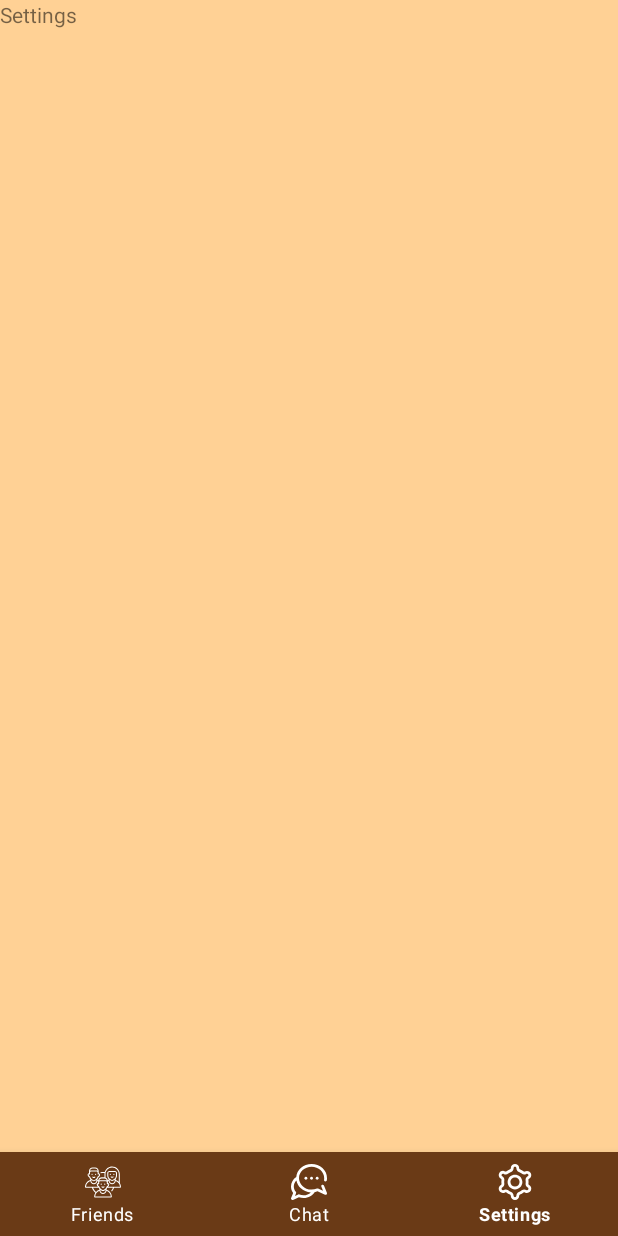
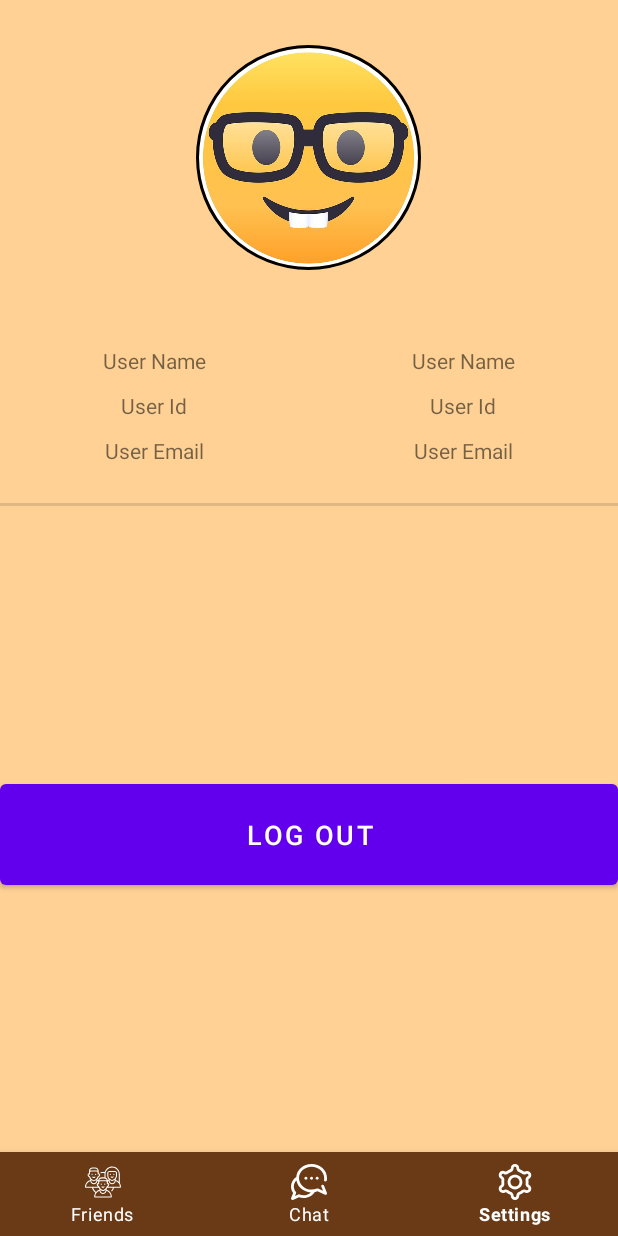
Before and after one commit to Bmeimei/comp-3717-project-woochat, an Android app: the screen it shows after launch once a user with an empty profile is signed in (MainActivity), item 3 of the bottom bar chosen, on a phone screen of 412 x 824 dp. Run offline under Robolectric (Android 15) with nearby library versions, the phone set to English and light mode, and no system bars; our stand-ins replace CircleImageView, Firebase (no records; nobody signed in at launch, a user with empty details on screens opened directly).

Commit message:
add setting page and implement log out method

```diff
--- a/app/build.gradle
+++ b/app/build.gradle
@@ -41,4 +41,5 @@ dependencies {
     testImplementation 'junit:junit:4.+'
     androidTestImplementation 'androidx.test.ext:junit:1.1.2'
     androidTestImplementation 'androidx.test.espresso:espresso-core:3.3.0'
+    implementation 'de.hdodenhof:circleimageview:3.1.0'
 }
--- a/app/src/main/java/com/example/woochat/User.java
+++ b/app/src/main/java/com/example/woochat/User.java
@@ -11,5 +11,5 @@ public class User {
         this.name = name;
     }
 
-    public User() {};
+    public User() {}
 }
--- a/app/src/main/java/com/example/woochat/fragments/SettingsFragment.java
+++ b/app/src/main/java/com/example/woochat/fragments/SettingsFragment.java
@@ -1,5 +1,6 @@
 package com.example.woochat.fragments;
 
+import android.content.Intent;
 import android.os.Bundle;
 
 import androidx.fragment.app.Fragment;
@@ -7,8 +8,13 @@ import androidx.fragment.app.Fragment;
 import android.view.LayoutInflater;
 import android.view.View;
 import android.view.ViewGroup;
+import android.widget.Button;
+import android.widget.Toast;
 
+import com.example.woochat.Landing;
+import com.example.woochat.MainActivity;
 import com.example.woochat.R;
+import com.google.firebase.auth.FirebaseAuth;
 
 /**
  * A simple {@link Fragment} subclass.
@@ -17,50 +23,47 @@ import com.example.woochat.R;
  */
 public class SettingsFragment extends Fragment {
 
-    // TODO: Rename parameter arguments, choose names that match
-    // the fragment initialization parameters, e.g. ARG_ITEM_NUMBER
-    private static final String ARG_PARAM1 = "param1";
-    private static final String ARG_PARAM2 = "param2";
-
-    // TODO: Rename and change types of parameters
-    private String mParam1;
-    private String mParam2;
+    FirebaseAuth firebaseAuth;
+    Button logoutButton;
 
     public SettingsFragment() {
-        // Required empty public constructor
+
     }
 
     /**
      * Use this factory method to create a new instance of
      * this fragment using the provided parameters.
-     *
-     * @param param1 Parameter 1.
-     * @param param2 Parameter 2.
+
      * @return A new instance of fragment SettingsFragment.
      */
     // TODO: Rename and change types and number of parameters
-    public static SettingsFragment newInstance(String param1, String param2) {
+    public static SettingsFragment newInstance() {
         SettingsFragment fragment = new SettingsFragment();
-        Bundle args = new Bundle();
-        args.putString(ARG_PARAM1, param1);
-        args.putString(ARG_PARAM2, param2);
-        fragment.setArguments(args);
+
         return fragment;
     }
 
     @Override
     public void onCreate(Bundle savedInstanceState) {
         super.onCreate(savedInstanceState);
-        if (getArguments() != null) {
-            mParam1 = getArguments().getString(ARG_PARAM1);
-            mParam2 = getArguments().getString(ARG_PARAM2);
-        }
+
+        firebaseAuth = FirebaseAuth.getInstance();
     }
 
     @Override
     public View onCreateView(LayoutInflater inflater, ViewGroup container,
                              Bundle savedInstanceState) {
-        // Inflate the layout for this fragment
-        return inflater.inflate(R.layout.fragment_settings, container, false);
+        View view = inflater.inflate(R.layout.fragment_settings, container, false);
+        logoutButton = view.findViewById(R.id.logout_button);
+        logoutButton.setOnClickListener(v -> logout());
+
+        return view;
+    }
+
+    public void logout() {
+        firebaseAuth.signOut();
+        Intent intent = new Intent(getContext(), Landing.class);
+        Toast.makeText(getContext(), "Successfully Log Out!", Toast.LENGTH_LONG).show();
+        startActivity(intent);
     }
 }
--- a/app/src/main/res/layout/fragment_settings.xml
+++ b/app/src/main/res/layout/fragment_settings.xml
@@ -1,5 +1,6 @@
 <?xml version="1.0" encoding="utf-8"?>
 <FrameLayout xmlns:android="http://schemas.android.com/apk/res/android"
+    xmlns:app="http://schemas.android.com/apk/res-auto"
     xmlns:tools="http://schemas.android.com/tools"
     android:layout_width="match_parent"
     android:layout_height="match_parent"
@@ -8,10 +9,119 @@
     <RelativeLayout
         android:layout_width="match_parent"
         android:layout_height="match_parent">
-        <TextView
+
+        <de.hdodenhof.circleimageview.CircleImageView
+            android:id="@+id/profile_image"
+            android:layout_width="150dp"
+            android:layout_height="150dp"
+            android:layout_marginTop="30dp"
+            android:src="@drawable/friend_image"
+            app:civ_border_color="#FF000000"
+            android:layout_centerHorizontal="true"
+            app:civ_border_width="2dp" />
+
+        <GridLayout
+            android:id="@+id/setting_gridLayout"
+            android:layout_width="match_parent"
+            android:layout_height="wrap_content"
+            android:layout_below="@+id/profile_image"
+            android:layout_marginTop="41dp"
+            android:gravity="center"
+            android:orientation="horizontal"
+            android:useDefaultMargins="true">
+
+            <LinearLayout
+                android:layout_width="wrap_content"
+                android:layout_height="match_parent"
+                android:layout_row="0"
+                android:layout_column="0"
+                android:layout_columnWeight="1"
+                android:orientation="vertical">
+
+                <TextView
+                    android:id="@+id/userName_label"
+                    android:layout_width="match_parent"
+                    android:layout_height="wrap_content"
+                    android:paddingVertical="5dp"
+                    android:text="@string/user_name"
+                    android:textAlignment="center" />
+
+                <TextView
+                    android:id="@+id/userId_label"
+                    android:layout_width="match_parent"
+                    android:layout_height="wrap_content"
+                    android:paddingVertical="5dp"
+                    android:text="@string/user_id"
+                    android:textAlignment="center" />
+
+                <TextView
+                    android:id="@+id/userEmail_label"
+                    android:layout_width="match_parent"
+                    android:layout_height="wrap_content"
+                    android:paddingVertical="5dp"
+                    android:text="@string/user_email"
+                    android:textAlignment="center" />
+            </LinearLayout>
+
+            <LinearLayout
+                android:layout_width="wrap_content"
+                android:layout_height="match_parent"
+                android:layout_columnWeight="1"
+                android:orientation="vertical">
+
+                <TextView
+                    android:id="@+id/userName_textView"
+                    android:layout_width="match_parent"
+                    android:layout_height="wrap_content"
+                    android:paddingVertical="5dp"
+                    android:text="@string/user_name"
+                    android:textAlignment="center" />
+
+                <TextView
+                    android:id="@+id/userId_textView"
+                    android:layout_width="match_parent"
+                    android:layout_height="wrap_content"
+                    android:paddingVertical="5dp"
+                    android:text="@string/user_id"
+                    android:textAlignment="center" />
+
+                <TextView
+                    android:id="@+id/userEmail_textView"
+                    android:layout_width="match_parent"
+                    android:layout_height="wrap_content"
+                    android:paddingVertical="5dp"
+                    android:textAlignment="center"
+                    android:text="@string/user_email" />
+            </LinearLayout>
+
+        </GridLayout>
+
+        <View
+            android:id="@+id/setting_divider"
+            android:layout_width="match_parent"
+            android:layout_height="2dp"
+            android:layout_below="@+id/setting_gridLayout"
+            android:layout_marginTop="16dp"
+            android:layout_marginBottom="-126dp"
+            android:background="?android:attr/listDivider" />
+
+        <LinearLayout
             android:layout_width="match_parent"
             android:layout_height="match_parent"
-            android:text="Settings" />
+            android:layout_below="@+id/setting_gridLayout"
+            android:layout_marginTop="25dp"
+            android:gravity="center"
+            android:orientation="vertical">
+
+
+            <Button
+                android:id="@+id/logout_button"
+                android:layout_width="match_parent"
+                android:layout_height="79dp"
+                android:text="@string/log_out"
+                android:textSize="18sp" />
+        </LinearLayout>
+
     </RelativeLayout>
 
 </FrameLayout>
--- a/app/src/main/res/values/strings.xml
+++ b/app/src/main/res/values/strings.xml
@@ -17,4 +17,8 @@
     <string name="friends_count">Friends()</string>
     <string name="friend_image">Friend Image</string>
     <string name="friend_name">Friend Name</string>
+    <string name="user_name">User Name</string>
+    <string name="user_id">User Id</string>
+    <string name="user_email">User Email</string>
+    <string name="log_out">Log Out</string>
 </resources>
```
